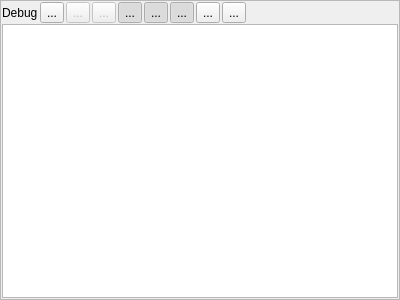
Before: the Qt Designer form log-viewer-1/messagelogviewer.ui in chgans/leda-playground, drawn with Qt 5.
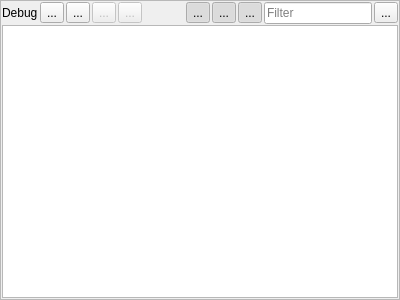
After: the same form once the commit is applied. Icons and pictures are not drawn.

What changed in the file:
```diff
--- a/log-viewer-1/messagelogviewer.ui
+++ b/log-viewer-1/messagelogviewer.ui
@@ -65,6 +65,21 @@
        </property>
       </widget>
      </item>
+     <item>
+      <widget class="QToolButton" name="saveAsToolButton">
+       <property name="toolTip">
+        <string>Save messages as file...</string>
+       </property>
+       <property name="text">
+        <string>...</string>
+       </property>
+       <property name="icon">
+        <iconset theme="document-save-as">
+         <normaloff/>
+        </iconset>
+       </property>
+      </widget>
+     </item>
      <item>
       <widget class="QToolButton" name="previousToolButton">
        <property name="enabled">
@@ -101,6 +116,19 @@
        </property>
       </widget>
      </item>
+     <item>
+      <spacer name="horizontalSpacer">
+       <property name="orientation">
+        <enum>Qt::Horizontal</enum>
+       </property>
+       <property name="sizeHint" stdset="0">
+        <size>
+         <width>40</width>
+         <height>20</height>
+        </size>
+       </property>
+      </spacer>
+     </item>
      <item>
       <widget class="QToolButton" name="infoToolButton">
        <property name="toolTip">
@@ -164,6 +192,22 @@
        </property>
       </widget>
      </item>
+     <item>
+      <widget class="QLineEdit" name="filterLineEdit">
+       <property name="sizePolicy">
+        <sizepolicy hsizetype="Preferred" vsizetype="Fixed">
+         <horstretch>0</horstretch>
+         <verstretch>0</verstretch>
+        </sizepolicy>
+       </property>
+       <property name="toolTip">
+        <string>Filter by content</string>
+       </property>
+       <property name="placeholderText">
+        <string>Filter</string>
+       </property>
+      </widget>
+     </item>
      <item>
       <widget class="QToolButton" name="configToolButton">
        <property name="toolTip">
@@ -185,34 +229,6 @@
        </property>
       </widget>
      </item>
-     <item>
-      <widget class="QToolButton" name="saveAsToolButton">
-       <property name="toolTip">
-        <string>Save messages as file...</string>
-       </property>
-       <property name="text">
-        <string>...</string>
-       </property>
-       <property name="icon">
-        <iconset theme="document-save-as">
-         <normaloff/>
-        </iconset>
-       </property>
-      </widget>
-     </item>
-     <item>
-      <spacer name="horizontalSpacer">
-       <property name="orientation">
-        <enum>Qt::Horizontal</enum>
-       </property>
-       <property name="sizeHint" stdset="0">
-        <size>
-         <width>40</width>
-         <height>20</height>
-        </size>
-       </property>
-      </spacer>
-     </item>
     </layout>
    </item>
    <item>
```
